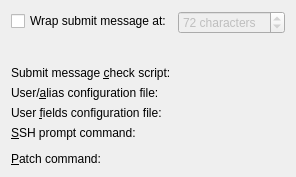
Qt form src/plugins/vcsbase/commonsettingspage.ui (qt-creator/qt-creator) before a commit.
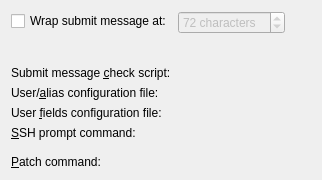
The same form after that commit. Custom widgets are drawn as their Qt base class.

Diff of the .ui file:
```diff
--- a/src/plugins/vcsbase/commonsettingspage.ui
+++ b/src/plugins/vcsbase/commonsettingspage.ui
@@ -1,7 +1,15 @@
 <?xml version="1.0" encoding="UTF-8"?>
 <ui version="4.0">
- <class>CommonSettingsPage</class>
- <widget class="QWidget" name="CommonSettingsPage">
+ <class>VCSBase::Internal::CommonSettingsPage</class>
+ <widget class="QWidget" name="VCSBase::Internal::CommonSettingsPage">
+  <property name="geometry">
+   <rect>
+    <x>0</x>
+    <y>0</y>
+    <width>322</width>
+    <height>180</height>
+   </rect>
+  </property>
   <layout class="QFormLayout" name="formLayout">
    <property name="fieldGrowthPolicy">
     <enum>QFormLayout::ExpandingFieldsGrow</enum>
```
Left out of the diff: 14 changed lines with no effect on the pictures.
